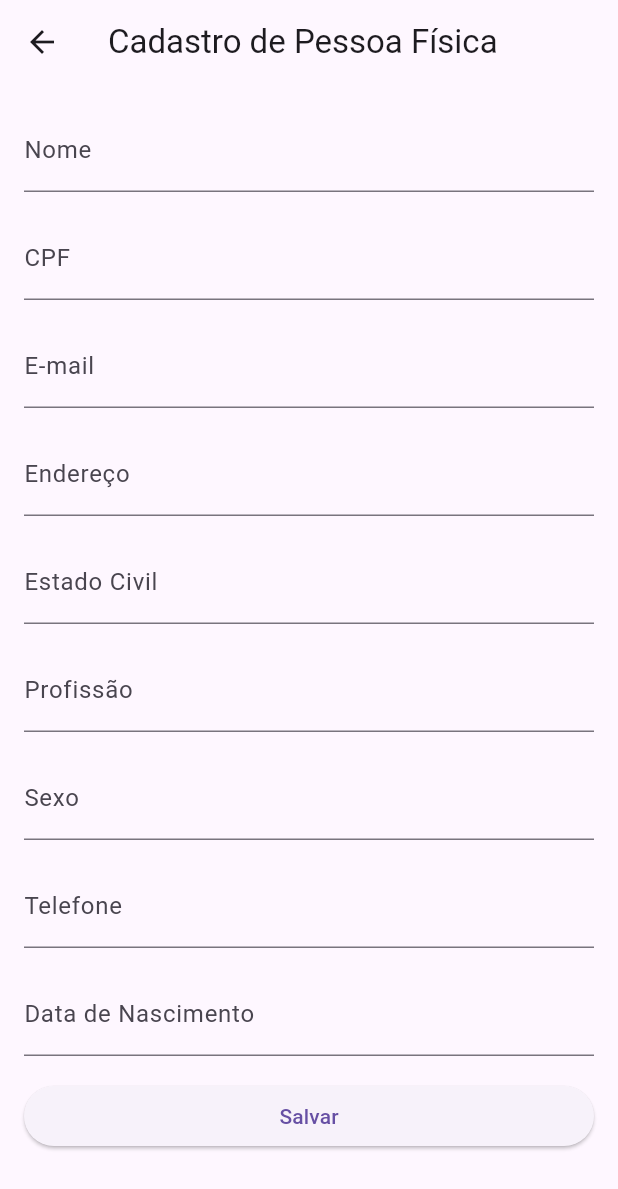
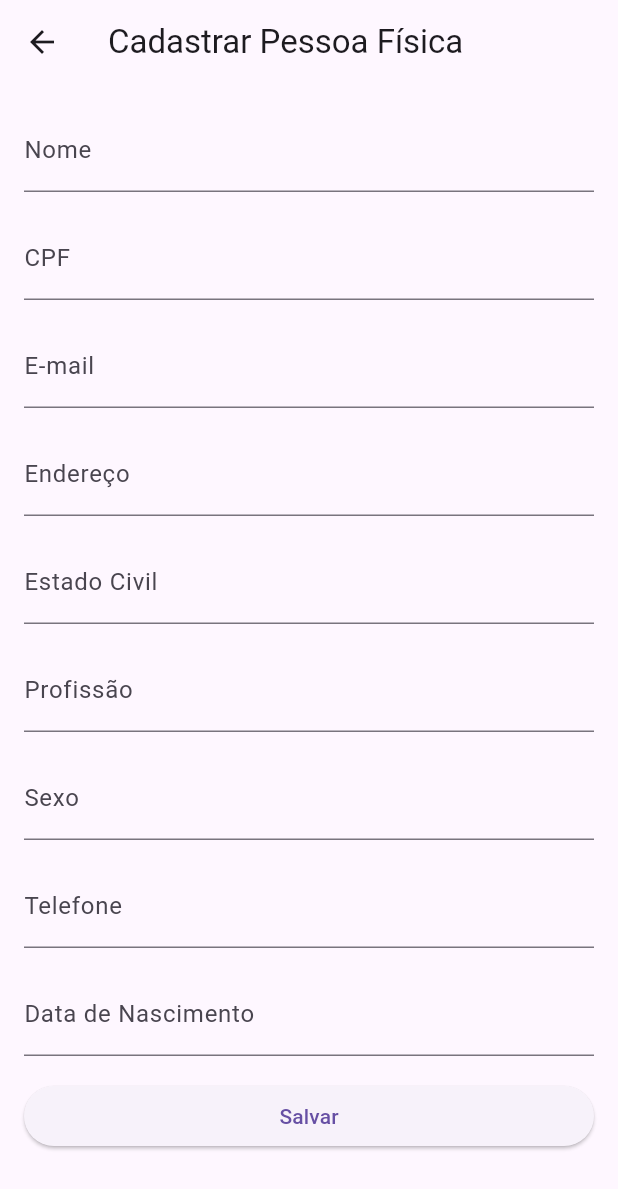
Before and after one commit to sarahCamargo/projeto-auto-locacao, a Flutter app: the CadastroPessoaFisica screen opened directly, on a phone screen of 412 x 824 dp. Shown: the top 1189 px of the screen. Run offline on Flutter 3.47's test engine with Material 3 defaults, Android fonts, the phone set to English and light mode, and no system bars; our stand-ins replace cloud_firestore, firebase_core; missing offline and left inert: dart:ffi; accounts and stored records are empty.

Commit message:
fix person management

```diff
--- /dev/null
+++ b/lib/models/pessoa_fisica.dart
@@ -0,0 +1,30 @@
+class PessoaFisica {
+  String id;
+  String nome;
+  String cpf;
+  String email;
+  String endereco;
+  String estadoCivil;
+  String profissao;
+  String sexo;
+  String telefone;
+  String dtNascimento;
+
+  PessoaFisica({required this.id, required this.nome, required this.cpf, required this.email, required this.endereco,
+    required this.estadoCivil, required this.profissao, required this.sexo, required this.telefone, required this.dtNascimento});
+
+  Map<String, dynamic> toMap() {
+    return {
+      "id": id,
+      "nome": nome,
+      "cpf": cpf,
+      "email": email,
+      "endereco": endereco,
+      "estado_civil": estadoCivil,
+      "profissao": profissao,
+      "sexo": sexo,
+      "telefone": telefone,
+      "dtNascimento": dtNascimento
+    };
+  }
+}
--- a/lib/screens/person_management/cadastro_pessoa_fisica.dart
+++ b/lib/screens/person_management/cadastro_pessoa_fisica.dart
@@ -1,27 +1,33 @@
 import 'package:flutter/material.dart';
 import 'package:cloud_firestore/cloud_firestore.dart';
+import 'package:projeto_auto_locacao/models/pessoa_fisica.dart';
+import 'package:uuid/uuid.dart';
 
 class CadastroPessoaFisica extends StatefulWidget {
+  const CadastroPessoaFisica({super.key});
+
   @override
-  _CadastroPessoaFisicaState createState() => _CadastroPessoaFisicaState();
+  _CadastroPessoaFisicaState createState() {
+    return _CadastroPessoaFisicaState();
+  }
 }
 
 class _CadastroPessoaFisicaState extends State<CadastroPessoaFisica> {
-  String nome = '';
-  String cpf = '';
-  String email = '';
-  String endereco = '';
-  String estado_civil = '';
-  String profissao = '';
-  String sexo = '';
-  String telefone = '';
-  String dtNascimento = '';
+  final TextEditingController _nomeController = TextEditingController();
+  final TextEditingController _cpfController = TextEditingController();
+  final TextEditingController _emailController = TextEditingController();
+  final TextEditingController _enderecoController = TextEditingController();
+  final TextEditingController _estadoCivilController = TextEditingController();
+  final TextEditingController _profissaoController = TextEditingController();
+  final TextEditingController _sexoController = TextEditingController();
+  final TextEditingController _telefoneController = TextEditingController();
+  final TextEditingController _dtNascimentoController = TextEditingController();
 
   @override
   Widget build(BuildContext context) {
     return Scaffold(
       appBar: AppBar(
-        title: Text('Cadastro de Pessoa Física'),
+        title: const Text('Cadastrar Pessoa Física'),
       ),
       body: _buildForm(),
     );
@@ -30,101 +36,64 @@ class _CadastroPessoaFisicaState extends State<CadastroPessoaFisica> {
   Widget _buildForm() {
     return SingleChildScrollView(
         child: Padding(
-      padding: EdgeInsets.all(16.0),
+      padding: const EdgeInsets.all(16.0),
       child: Column(
         crossAxisAlignment: CrossAxisAlignment.stretch,
         children: [
           TextFormField(
-            decoration: InputDecoration(labelText: 'Nome'),
-            keyboardType: TextInputType.name,
-            onChanged: (value) {
-              setState(() {
-                nome = value;
-              });
-            },
+            controller: _nomeController,
+            decoration: const InputDecoration(labelText: 'Nome'),
+          ),
+          const SizedBox(height: 16.0),
+          TextFormField(
+            controller: _cpfController,
+            decoration: const InputDecoration(labelText: 'CPF'),
+            keyboardType: TextInputType.number,
+          ),
+          const SizedBox(height: 16.0),
+          TextFormField(
+            controller: _emailController,
+            decoration: const InputDecoration(labelText: 'E-mail'),
+            keyboardType: TextInputType.emailAddress,
+          ),
+          const SizedBox(height: 16.0),
+          TextFormField(
+            controller: _enderecoController,
+            decoration: const InputDecoration(labelText: 'Endereço'),
+          ),
+          const SizedBox(height: 16.0),
+          TextFormField(
+            controller: _estadoCivilController,
+            decoration: const InputDecoration(labelText: 'Estado Civil'),
+          ),
+          const SizedBox(height: 16.0),
+          TextFormField(
+            controller: _profissaoController,
+            decoration: const InputDecoration(labelText: 'Profissão'),
           ),
           SizedBox(height: 16.0),
           TextFormField(
-            decoration: InputDecoration(labelText: 'CPF'),
-            keyboardType: TextInputType.number,
-            onChanged: (value) {
-              setState(() {
-                cpf = value;
-              });
-            },
+            controller: _sexoController,
+            decoration: const InputDecoration(labelText: 'Sexo'),
           ),
-          SizedBox(height: 16.0),
+          const SizedBox(height: 16.0),
           TextFormField(
-            decoration: InputDecoration(labelText: 'E-mail'),
-            keyboardType: TextInputType.emailAddress,
-            onChanged: (value) {
-              setState(() {
-                email = value;
-              });
-            },
+            controller: _telefoneController,
+            decoration: const InputDecoration(labelText: 'Telefone'),
+            keyboardType: TextInputType.phone,
           ),
-          SizedBox(height: 16.0),
+          const SizedBox(height: 16.0),
           TextFormField(
-            decoration: InputDecoration(labelText: 'Endereço'),
-            onChanged: (value) {
-              setState(() {
-                endereco = value;
-              });
-            },
+            controller: _dtNascimentoController,
+            decoration: const InputDecoration(labelText: 'Data de Nascimento'),
+            keyboardType: TextInputType.datetime,
           ),
-          SizedBox(height: 16.0),
-          TextFormField(
-            decoration: InputDecoration(labelText: 'Estado Civil'),
-            onChanged: (value) {
-              setState(() {
-                estado_civil = value;
-              });
-            },
-          ),
-          SizedBox(height: 16.0),
-          TextFormField(
-            decoration: InputDecoration(labelText: 'Profissão'),
-            onChanged: (value) {
-              setState(() {
-                profissao = value;
-              });
-            },
-          ),
-          SizedBox(height: 16.0),
-          TextFormField(
-            decoration: InputDecoration(labelText: 'Sexo'),
-            onChanged: (value) {
-              setState(() {
-                sexo = value;
-              });
-            },
-          ),
-          SizedBox(height: 16.0),
-          TextFormField(
-            decoration: InputDecoration(labelText: 'Telefone'),
-            keyboardType: TextInputType.phone,
-            onChanged: (value) {
-              setState(() {
-                telefone = value;
-              });
-            },
-          ),
-          SizedBox(height: 16.0),
-          TextFormField(
-            decoration: InputDecoration(labelText: 'Data de Nascimento'),
-            keyboardType: TextInputType.datetime,
-            onChanged: (value) {
-              setState(() {
-                dtNascimento = value;
-              });
-            },
-          ),
-          SizedBox(height: 16.0),
+          const SizedBox(height: 16.0),
           ElevatedButton(
             onPressed: () {
               salvarDados();
             },
-            child: Text('Salvar'),
+            child: const Text('Salvar'),
           ),
         ],
       ),
@@ -132,19 +101,24 @@ class _CadastroPessoaFisicaState extends State<CadastroPessoaFisica> {
   }
 
   void salvarDados() {
-    FirebaseFirestore.instance.collection('pessoa_fisica').add({
-      'nome': nome,
-      'cpf': cpf,
-      'email': email,
-      'endereco': endereco,
-      'estado_civil': estado_civil,
-      'profissao': profissao,
-      'sexo': sexo,
-      'telefone': telefone,
-      'dt_nascimento': dtNascimento
-    }).then((value) {
+    PessoaFisica pessoaFisica = PessoaFisica(
+        id: const Uuid().v1(),
+        nome: _nomeController.text,
+        cpf: _cpfController.text,
+        email: _emailController.text,
+        endereco: _enderecoController.text,
+        estadoCivil: _estadoCivilController.text,
+        profissao: _profissaoController.text,
+        sexo: _sexoController.text,
+        telefone: _telefoneController.text,
+        dtNascimento: _dtNascimentoController.text);
+    FirebaseFirestore.instance
+        .collection('pessoa_fisica')
+        .doc(pessoaFisica.id)
+        .set(pessoaFisica.toMap())
+        .then((value) {
       ScaffoldMessenger.of(context).showSnackBar(
-        SnackBar(content: Text('Dados salvos com sucesso')),
+        const SnackBar(content: Text('Dados salvos com sucesso')),
       );
       Navigator.pop(context);
     }).catchError((error) {
--- a/lib/screens/person_management/lista_pessoas.dart
+++ b/lib/screens/person_management/listar_pessoas.dart
@@ -1,5 +1,5 @@
 import 'package:flutter/material.dart';
-import 'detalhes_pessoas.dart'; // Importe a tela de detalhes da pessoa
+import 'detalhes_pessoa.dart'; // Importe a tela de detalhes da pessoa
 import 'package:cloud_firestore/cloud_firestore.dart';
 
 class ListaPessoas extends StatefulWidget {
--- a/lib/screens/person_management/person_management.dart
+++ b/lib/screens/person_management/person_management.dart
@@ -1,7 +1,7 @@
 import 'package:flutter/material.dart';
 import 'package:projeto_auto_locacao/screens/person_management/cadastro_pessoa_fisica.dart';
 import 'package:projeto_auto_locacao/screens/person_management/cadastro_pessoa_juridica.dart';
-import 'package:projeto_auto_locacao/screens/person_management/lista_pessoas.dart';
+import 'package:projeto_auto_locacao/screens/person_management/listar_pessoas.dart';
 
 class PersonManagement extends StatefulWidget {
   @override
--- a/lib/screens/vehicle_management/listar_veiculos.dart
+++ b/lib/screens/vehicle_management/listar_veiculos.dart
@@ -41,7 +41,6 @@ class _ListarVeiculos extends State<ListarVeiculos> {
               builder: (context, snapshot) {
                 if (!snapshot.hasData) {
                   return CircularProgressIndicator();
-
                 }
 
                 var items = snapshot.data!.docs.where((element) => element['placa'].toString().toLowerCase().contains(searchString));
@@ -49,7 +48,7 @@ class _ListarVeiculos extends State<ListarVeiculos> {
                 return ListView.builder(
                   itemCount: items.length,
                   itemBuilder: (context, index) {
-                    var veiculo = items.elementAt(index).data(); // Acesse os dados do documento
+                    var veiculo = items.elementAt(index).data();
 
                     return GestureDetector(
                       onTap: () {
@@ -63,7 +62,6 @@ class _ListarVeiculos extends State<ListarVeiculos> {
                       child: ListTile(
                         title: Text('Placa: ${veiculo['placa'].toString()}'),
                         subtitle: Text('Modelo: ${veiculo['modelo'].toString()}'),
-                        // Mais detalhes ou ações para exibir aqui
                       ),
                     );
                   },
```
Also changed, not shown: lib/screens/person_management/detalhes_pessoa.dart (renamed from lib/screens/person_management/detalhes_pessoas.dart, +10 -0 lines).
